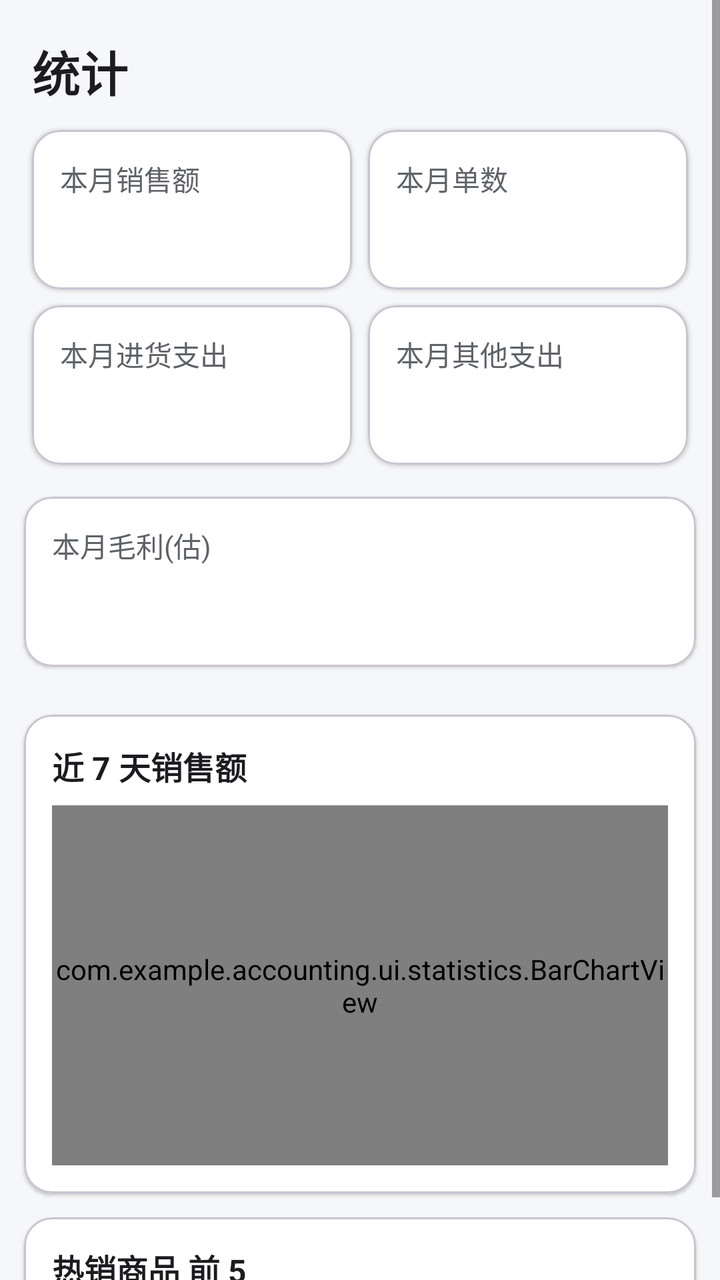
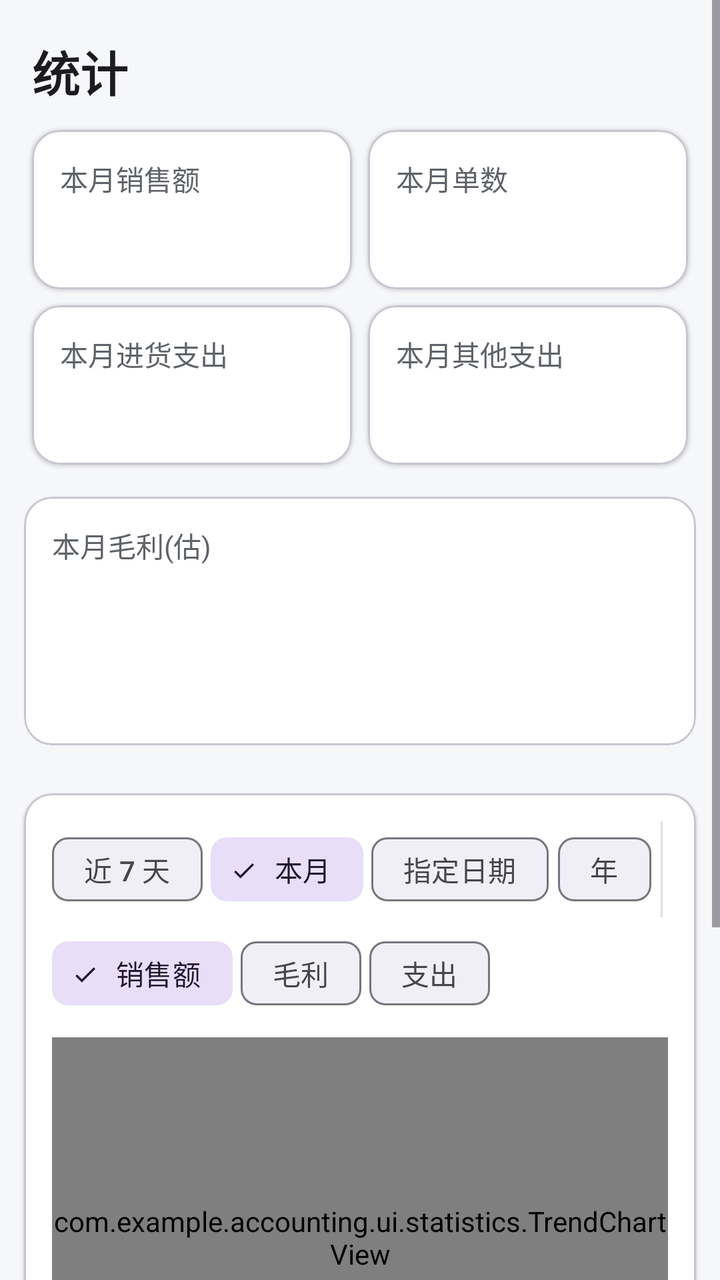

Before-and-after screenshots of an Android layout around one commit, followed by the original layout XML and the change that was made.
<!-- AndroidManifest.xml: application theme Theme.Accounting -->
<!-- res/layout/fragment_statistics.xml -->
<?xml version="1.0" encoding="utf-8"?>
<ScrollView xmlns:android="http://schemas.android.com/apk/res/android"
    xmlns:app="http://schemas.android.com/apk/res-auto"
    android:layout_width="match_parent"
    android:layout_height="match_parent">

    <LinearLayout
        android:layout_width="match_parent"
        android:layout_height="wrap_content"
        android:orientation="vertical"
        android:paddingBottom="24dp">

        <TextView
            android:layout_width="match_parent"
            android:layout_height="wrap_content"
            android:paddingStart="16dp"
            android:paddingEnd="16dp"
            android:paddingTop="18dp"
            android:paddingBottom="8dp"
            android:text="@string/stats_title"
            android:textColor="@color/text_primary"
            android:textSize="24sp"
            android:textStyle="bold" />

        
        <LinearLayout
            android:layout_width="match_parent"
            android:layout_height="wrap_content"
            android:orientation="horizontal"
            android:paddingStart="12dp"
            android:paddingEnd="12dp">

            <com.google.android.material.card.MaterialCardView
                android:layout_width="0dp"
                android:layout_height="wrap_content"
                android:layout_weight="1"
                android:layout_margin="4dp"
                app:cardBackgroundColor="@color/bg_card"
                app:cardCornerRadius="14dp"
                app:cardElevation="1dp">

                <LinearLayout
                    android:layout_width="match_parent"
                    android:layout_height="wrap_content"
                    android:orientation="vertical"
                    android:padding="14dp">

                    <TextView
                        android:layout_width="wrap_content"
                        android:layout_height="wrap_content"
                        android:text="@string/month_sales"
                        android:textColor="@color/text_secondary"
                        android:textSize="14sp" />

                    <TextView
                        android:id="@+id/card_month_sales"
                        android:layout_width="wrap_content"
                        android:layout_height="wrap_content"
                        android:layout_marginTop="4dp"
                        android:textColor="@color/money_in"
                        android:textSize="20sp"
                        android:textStyle="bold" />
                </LinearLayout>
            </com.google.android.material.card.MaterialCardView>

            <com.google.android.material.card.MaterialCardView
                android:layout_width="0dp"
                android:layout_height="wrap_content"
                android:layout_weight="1"
                android:layout_margin="4dp"
                app:cardBackgroundColor="@color/bg_card"
                app:cardCornerRadius="14dp"
                app:cardElevation="1dp">

                <LinearLayout
                    android:layout_width="match_parent"
                    android:layout_height="wrap_content"
                    android:orientation="vertical"
                    android:padding="14dp">

                    <TextView
                        android:layout_width="wrap_content"
                        android:layout_height="wrap_content"
                        android:text="@string/month_count"
                        android:textColor="@color/text_secondary"
                        android:textSize="14sp" />

                    <TextView
                        android:id="@+id/card_month_count"
                        android:layout_width="wrap_content"
                        android:layout_height="wrap_content"
                        android:layout_marginTop="4dp"
                        android:textColor="@color/text_primary"
                        android:textSize="20sp"
                        android:textStyle="bold" />
                </LinearLayout>
            </com.google.android.material.card.MaterialCardView>
        </LinearLayout>

        <LinearLayout
            android:layout_width="match_parent"
            android:layout_height="wrap_content"
            android:orientation="horizontal"
            android:paddingStart="12dp"
            android:paddingEnd="12dp">

            <com.google.android.material.card.MaterialCardView
                android:layout_width="0dp"
                android:layout_height="wrap_content"
                android:layout_weight="1"
                android:layout_margin="4dp"
                app:cardBackgroundColor="@color/bg_card"
                app:cardCornerRadius="14dp"
                app:cardElevation="1dp">

                <LinearLayout
                    android:layout_width="match_parent"
                    android:layout_height="wrap_content"
                    android:orientation="vertical"
                    android:padding="14dp">

                    <TextView
                        android:layout_width="wrap_content"
                        android:layout_height="wrap_content"
                        android:text="@string/month_purchase"
                        android:textColor="@color/text_secondary"
                        android:textSize="14sp" />

                    <TextView
                        android:id="@+id/card_month_purchase"
                        android:layout_width="wrap_content"
                        android:layout_height="wrap_content"
                        android:layout_marginTop="4dp"
                        android:textColor="@color/money_out"
                        android:textSize="20sp"
                        android:textStyle="bold" />
                </LinearLayout>
            </com.google.android.material.card.MaterialCardView>

            <com.google.android.material.card.MaterialCardView
                android:layout_width="0dp"
                android:layout_height="wrap_content"
                android:layout_weight="1"
                android:layout_margin="4dp"
                app:cardBackgroundColor="@color/bg_card"
                app:cardCornerRadius="14dp"
                app:cardElevation="1dp">

                <LinearLayout
                    android:layout_width="match_parent"
                    android:layout_height="wrap_content"
                    android:orientation="vertical"
                    android:padding="14dp">

                    <TextView
                        android:layout_width="wrap_content"
                        android:layout_height="wrap_content"
                        android:text="@string/month_expense"
                        android:textColor="@color/text_secondary"
                        android:textSize="14sp" />

                    <TextView
                        android:id="@+id/card_month_expense"
                        android:layout_width="wrap_content"
                        android:layout_height="wrap_content"
                        android:layout_marginTop="4dp"
                        android:textColor="@color/money_out"
                        android:textSize="20sp"
                        android:textStyle="bold" />
                </LinearLayout>
            </com.google.android.material.card.MaterialCardView>
        </LinearLayout>

        <com.google.android.material.card.MaterialCardView
            android:layout_width="match_parent"
            android:layout_height="wrap_content"
            android:layout_margin="12dp"
            app:cardBackgroundColor="@color/bg_card"
            app:cardCornerRadius="14dp"
            app:cardElevation="1dp">

            <LinearLayout
                android:layout_width="match_parent"
                android:layout_height="wrap_content"
                android:orientation="vertical"
                android:padding="14dp">

                <TextView
                    android:layout_width="wrap_content"
                    android:layout_height="wrap_content"
                    android:text="@string/month_profit"
                    android:textColor="@color/text_secondary"
                    android:textSize="14sp" />

                <TextView
                    android:id="@+id/card_month_profit"
                    android:layout_width="wrap_content"
                    android:layout_height="wrap_content"
                    android:layout_marginTop="4dp"
                    android:textColor="@color/brand_primary"
                    android:textSize="24sp"
                    android:textStyle="bold" />
            </LinearLayout>
        </com.google.android.material.card.MaterialCardView>

        
        <com.google.android.material.card.MaterialCardView
            android:layout_width="match_parent"
            android:layout_height="wrap_content"
            android:layout_margin="12dp"
            app:cardBackgroundColor="@color/bg_card"
            app:cardCornerRadius="14dp"
            app:cardElevation="1dp">

            <LinearLayout
                android:layout_width="match_parent"
                android:layout_height="wrap_content"
                android:orientation="vertical"
                android:padding="14dp">

                <TextView
                    android:layout_width="wrap_content"
                    android:layout_height="wrap_content"
                    android:text="@string/last7_title"
                    android:textColor="@color/text_primary"
                    android:textSize="16sp"
                    android:textStyle="bold" />

                <com.example.accounting.ui.statistics.BarChartView
                    android:id="@+id/bar_chart"
                    android:layout_width="match_parent"
                    android:layout_height="180dp"
                    android:layout_marginTop="8dp" />
            </LinearLayout>
        </com.google.android.material.card.MaterialCardView>

        
        <com.google.android.material.card.MaterialCardView
            android:layout_width="match_parent"
            android:layout_height="wrap_content"
            android:layout_marginStart="12dp"
            android:layout_marginEnd="12dp"
            app:cardBackgroundColor="@color/bg_card"
            app:cardCornerRadius="14dp"
            app:cardElevation="1dp">

            <LinearLayout
                android:layout_width="match_parent"
                android:layout_height="wrap_content"
                android:orientation="vertical"
                android:padding="14dp">

                <TextView
                    android:layout_width="wrap_content"
                    android:layout_height="wrap_content"
                    android:text="@string/top_products_title"
                    android:textColor="@color/text_primary"
                    android:textSize="16sp"
                    android:textStyle="bold" />

                <androidx.recyclerview.widget.RecyclerView
                    android:id="@+id/top_product_list"
                    android:layout_width="match_parent"
                    android:layout_height="wrap_content"
                    android:overScrollMode="never" />
            </LinearLayout>
        </com.google.android.material.card.MaterialCardView>

    </LinearLayout>
</ScrollView>
<!-- resources referenced by this layout -->
<resources>
  <color name="bg_card">#FFFFFF</color>
  <color name="brand_primary">#00695C</color>
  <color name="money_in">#1B7E4A</color>
  <color name="money_out">#B3261E</color>
  <color name="text_primary">#1C1B1F</color>
  <color name="text_secondary">#5F6368</color>
  <string name="last7_title">近 7 天销售额</string>
  <string name="month_count">本月单数</string>
  <string name="month_expense">本月其他支出</string>
  <string name="month_profit">本月毛利(估)</string>
  <string name="month_purchase">本月进货支出</string>
  <string name="month_sales">本月销售额</string>
  <string name="stats_title">统计</string>
  <string name="top_products_title">热销商品 前 5</string>
  <style name="Theme.Accounting" parent="Theme.Material3.DayNight.NoActionBar">
          <item name="colorPrimary">@color/brand_primary</item>
          <item name="colorOnPrimary">#FFFFFF</item>
          <item name="colorPrimaryContainer">@color/brand_primary_light</item>
          <item name="android:colorBackground">@color/bg_page</item>
          <item name="android:statusBarColor">@color/brand_primary_dark</item>
      </style>
  <color name="brand_primary_light">#B2DFDB</color>
  <color name="bg_page">#F6F7F8</color>
  <color name="brand_primary_dark">#004D40</color>
</resources>

<!-- the commit's change to res/layout/fragment_statistics.xml (unified diff, before → after) -->
@@ -200,6 +200,21 @@
                     android:textColor="@color/brand_primary"
                     android:textSize="24sp"
                     android:textStyle="bold" />
+
+                <TextView
+                    android:id="@+id/text_profit_rate"
+                    android:layout_width="wrap_content"
+                    android:layout_height="wrap_content"
+                    android:layout_marginTop="4dp"
+                    android:textColor="@color/text_secondary"
+                    android:textSize="13sp" />
+
+                <TextView
+                    android:id="@+id/text_daily_avg"
+                    android:layout_width="wrap_content"
+                    android:layout_height="wrap_content"
+                    android:textColor="@color/text_secondary"
+                    android:textSize="13sp" />
             </LinearLayout>
         </com.google.android.material.card.MaterialCardView>
 
@@ -218,19 +233,171 @@
                 android:orientation="vertical"
                 android:padding="14dp">
 
-                <TextView
-                    android:layout_width="wrap_content"
-                    android:layout_height="wrap_content"
-                    android:text="@string/last7_title"
+                <HorizontalScrollView
+                    android:layout_width="match_parent"
+                    android:layout_height="wrap_content"
+                    android:scrollbars="none">
+
+                    <LinearLayout
+                        android:layout_width="wrap_content"
+                        android:layout_height="wrap_content"
+                        android:orientation="horizontal">
+
+                        <com.google.android.material.chip.ChipGroup
+                            android:id="@+id/chip_group_range2"
+                            android:layout_width="wrap_content"
+                            android:layout_height="wrap_content"
+                            app:chipSpacingHorizontal="4dp"
+                            app:selectionRequired="true"
+                            app:singleSelection="true">
+
+                            <com.google.android.material.chip.Chip
+                                android:id="@+id/chip_range_week"
+                                style="@style/Widget.Material3.Chip.Filter"
+                                android:layout_width="wrap_content"
+                                android:layout_height="wrap_content"
+                                android:text="@string/filter_7days" />
+
+                            <com.google.android.material.chip.Chip
+                                android:id="@+id/chip_range_month"
+                                style="@style/Widget.Material3.Chip.Filter"
+                                android:layout_width="wrap_content"
+                                android:layout_height="wrap_content"
+                                android:checked="true"
+                                android:text="@string/filter_month" />
+
+                            <com.google.android.material.chip.Chip
+                                android:id="@+id/chip_range_custom"
+                                style="@style/Widget.Material3.Chip.Filter"
+                                android:layout_width="wrap_content"
+                                android:layout_height="wrap_content"
+                                android:text="@string/filter_custom_date" />
+
+                            <com.google.android.material.chip.Chip
+                                android:id="@+id/chip_range_year"
+                                style="@style/Widget.Material3.Chip.Filter"
+                                android:layout_width="wrap_content"
+                                android:layout_height="wrap_content"
+                                android:text="@string/filter_year" />
+                        </com.google.android.material.chip.ChipGroup>
+
+                        <View
+                            android:layout_width="1dp"
+                            android:layout_height="match_parent"
+                            android:layout_marginStart="4dp"
+                            android:layout_marginEnd="8dp"
+                            android:background="@color/divider" />
+
+                        <com.google.android.material.chip.ChipGroup
+                            android:id="@+id/chip_group_chart_type"
+                            android:layout_width="wrap_content"
+                            android:layout_height="wrap_content"
+                            app:chipSpacingHorizontal="4dp"
+                            app:selectionRequired="true"
+                            app:singleSelection="true">
+
+                            <com.google.android.material.chip.Chip
+                                android:id="@+id/chip_chart_bar"
+                                style="@style/Widget.Material3.Chip.Filter"
+                                android:layout_width="wrap_content"
+                                android:layout_height="wrap_content"
+                                android:checked="true"
+                                android:text="@string/chart_bar" />
+
+                            <com.google.android.material.chip.Chip
+                                android:id="@+id/chip_chart_line"
+                                style="@style/Widget.Material3.Chip.Filter"
+                                android:layout_width="wrap_content"
+                                android:layout_height="wrap_content"
+                                android:text="@string/chart_line" />
+
+                            <com.google.android.material.chip.Chip
+                                android:id="@+id/chip_chart_pie"
+                                style="@style/Widget.Material3.Chip.Filter"
+                                android:layout_width="wrap_content"
+                                android:layout_height="wrap_content"
+                                android:text="@string/chart_pie" />
+                        </com.google.android.material.chip.ChipGroup>
+                    </LinearLayout>
+                </HorizontalScrollView>
+
+                <com.google.android.material.chip.ChipGroup
+                    android:id="@+id/chip_group_metric"
+                    android:layout_width="wrap_content"
+                    android:layout_height="wrap_content"
+                    android:layout_marginTop="4dp"
+                    app:chipSpacingHorizontal="4dp"
+                    app:selectionRequired="true"
+                    app:singleSelection="true">
+
+                    <com.google.android.material.chip.Chip
+                        android:id="@+id/chip_metric_sales"
+                        style="@style/Widget.Material3.Chip.Filter"
+                        android:layout_width="wrap_content"
+                        android:layout_height="wrap_content"
+                        android:checked="true"
+                        android:text="@string/metric_sales" />
+
+                    <com.google.android.material.chip.Chip
+                        android:id="@+id/chip_metric_profit"
+                        style="@style/Widget.Material3.Chip.Filter"
+                        android:layout_width="wrap_content"
+                        android:layout_height="wrap_content"
+                        android:text="@string/metric_profit" />
+
+                    <com.google.android.material.chip.Chip
+                        android:id="@+id/chip_metric_expense"
+                        style="@style/Widget.Material3.Chip.Filter"
+                        android:layout_width="wrap_content"
+                        android:layout_height="wrap_content"
+                        android:text="@string/metric_expense" />
+                </com.google.android.material.chip.ChipGroup>
+
+                <com.example.accounting.ui.statistics.TrendChartView
+                    android:id="@+id/trend_chart"
+                    android:layout_width="match_parent"
+                    android:layout_height="200dp"
+                    android:layout_marginTop="8dp" />
+
+                <com.example.accounting.ui.statistics.PieChartView
+                    android:id="@+id/pie_chart"
+                    android:layout_width="match_parent"
+                    android:layout_height="220dp"
+                    android:layout_marginTop="8dp"
+                    android:visibility="gone" />
+            </LinearLayout>
+        </com.google.android.material.card.MaterialCardView>
+
+        
+        <com.google.android.material.card.MaterialCardView
+            android:layout_width="match_parent"
+            android:layout_height="wrap_content"
+            android:layout_marginStart="12dp"
+            android:layout_marginEnd="12dp"
+            android:layout_marginBottom="12dp"
+            app:cardBackgroundColor="@color/bg_card"
+            app:cardCornerRadius="14dp"
+            app:cardElevation="1dp">
+
+            <LinearLayout
+                android:layout_width="match_parent"
+                android:layout_height="wrap_content"
+                android:orientation="vertical"
+                android:padding="14dp">
+
+                <TextView
+                    android:layout_width="wrap_content"
+                    android:layout_height="wrap_content"
+                    android:text="@string/category_sales_title"
                     android:textColor="@color/text_primary"
                     android:textSize="16sp"
                     android:textStyle="bold" />
 
-                <com.example.accounting.ui.statistics.BarChartView
-                    android:id="@+id/bar_chart"
-                    android:layout_width="match_parent"
-                    android:layout_height="180dp"
-                    android:layout_marginTop="8dp" />
+                <androidx.recyclerview.widget.RecyclerView
+                    android:id="@+id/category_sales_list"
+                    android:layout_width="match_parent"
+                    android:layout_height="wrap_content"
+                    android:overScrollMode="never" />
             </LinearLayout>
         </com.google.android.material.card.MaterialCardView>
 
<!-- resource entries referenced after the edit -->
@@ -2,11 +2,22 @@
 <resources>
   <color name="bg_card">#FFFFFF</color>
   <color name="brand_primary">#00695C</color>
+  <color name="divider">#E0E0E0</color>
   <color name="money_in">#1B7E4A</color>
   <color name="money_out">#B3261E</color>
   <color name="text_primary">#1C1B1F</color>
   <color name="text_secondary">#5F6368</color>
-  <string name="last7_title">近 7 天销售额</string>
+  <string name="category_sales_title">分类销售额（本月）</string>
+  <string name="chart_bar">柱状图</string>
+  <string name="chart_line">折线图</string>
+  <string name="chart_pie">扇形图</string>
+  <string name="filter_7days">近 7 天</string>
+  <string name="filter_custom_date">指定日期</string>
+  <string name="filter_month">本月</string>
+  <string name="filter_year">年</string>
+  <string name="metric_expense">支出</string>
+  <string name="metric_profit">毛利</string>
+  <string name="metric_sales">销售额</string>
   <string name="month_count">本月单数</string>
   <string name="month_expense">本月其他支出</string>
   <string name="month_profit">本月毛利(估)</string>
